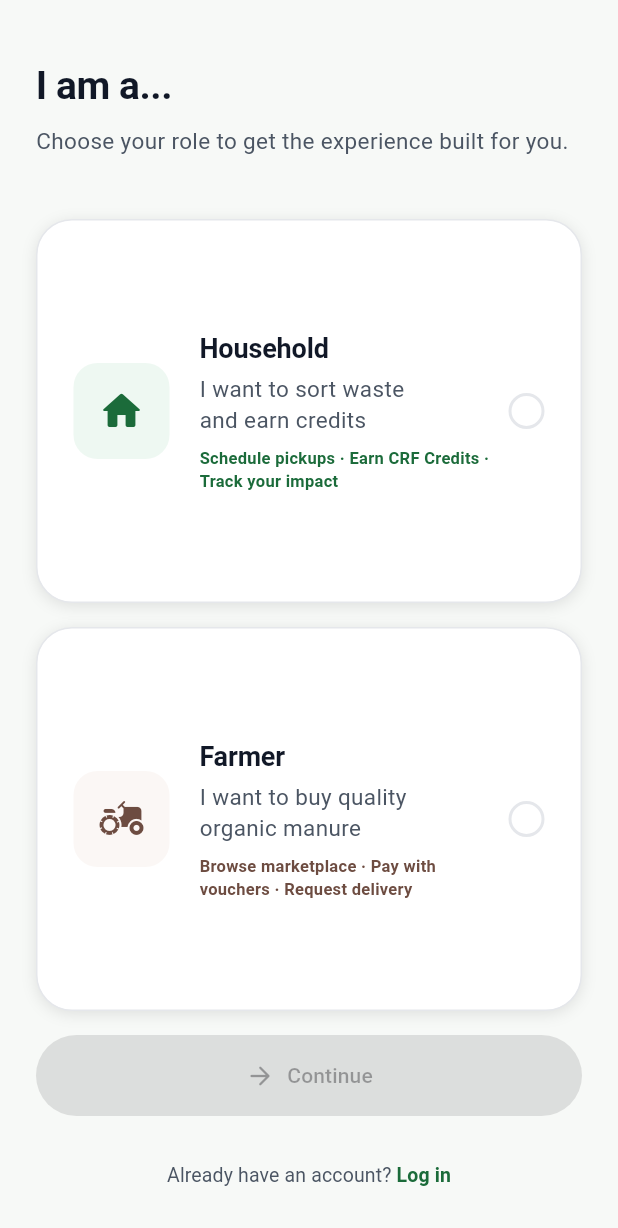
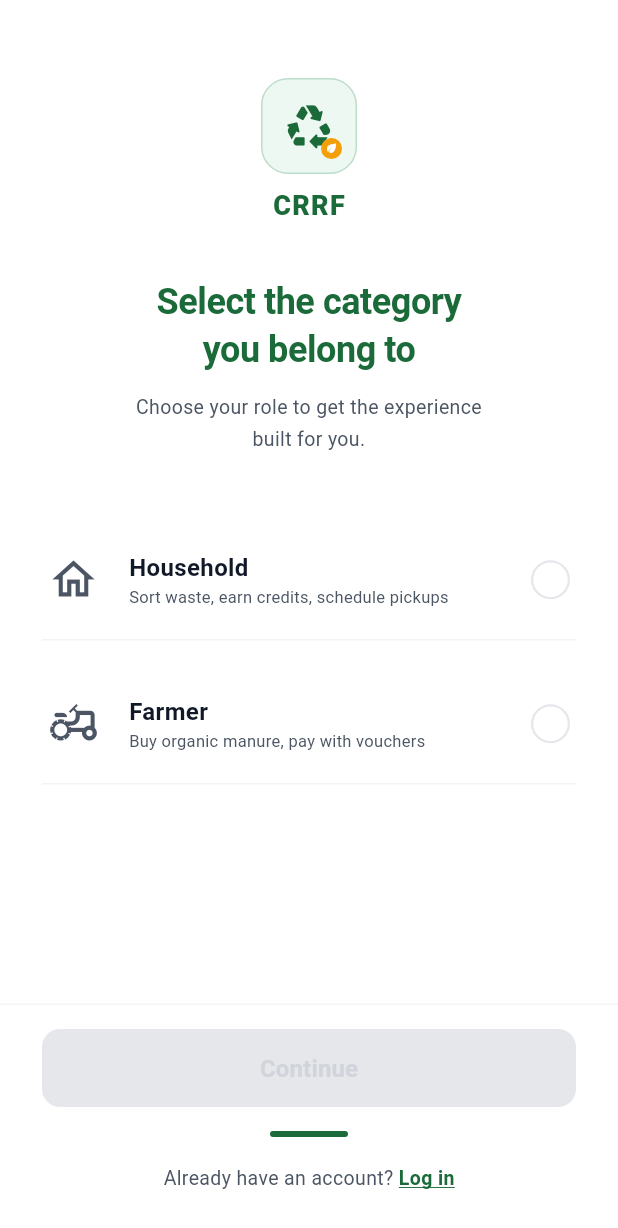
Before and after one commit to Kanjo-Elkamira-Ndi/crrf-mobile-platform, a Flutter app: the RoleSelectionScreen screen opened directly, on a phone screen of 412 x 824 dp. Shown: the top 1228 px of the screen. Run offline on Flutter 3.47's test engine with Material 3 defaults, Android fonts, the phone set to English and light mode, and no system bars; Roboto replaces fonts that are missing (DM Sans).

Commit message:
Created the role selection screen

```diff
--- a/mobile_app/lib/main.dart
+++ b/mobile_app/lib/main.dart
@@ -1,8 +1,8 @@
-import 'package:crrfapp/core/constants/app_constants.dart';
-import 'package:crrfapp/pages/%20role_selection_screen.dart';
-import 'package:crrfapp/pages/onboarding_screen.dart';
-import 'package:crrfapp/pages/register_screen.dart';
-import 'package:crrfapp/pages/splash_screen.dart';
+// import 'package:crrfapp/core/constants/app_constants.dart';
+// import 'package:crrfapp/pages/onboarding_screen.dart';
+// import 'package:crrfapp/pages/register_screen.dart';
+// import 'package:crrfapp/pages/splash_screen.dart';
+import 'package:crrfapp/pages/role_selection_screen.dart';
 import 'package:flutter/material.dart';
 
 void main() {
@@ -19,8 +19,8 @@ class MyApp extends StatelessWidget {
       debugShowCheckedModeBanner: false,
       title: 'CRRF Mobile App',
       // home: const SplashScreen(),
-      home: const OnboardingScreen(),
-      // home: const RoleSelectionScreen(),
+      // home: const OnboardingScreen(),
+      home: const RoleSelectionScreen(),
       // home: const RegisterScreen(role: UserRole.farmer),
     );
   }
--- a/mobile_app/lib/pages/ role_selection_screen.dart
+++ /dev/null
@@ -1,263 +0,0 @@
-import 'package:flutter/material.dart';
-import '../../core/theme/app_colors.dart';
-import '../../core/theme/app_text_styles.dart';
-import '../../core/constants/app_constants.dart';
-import '../widgets/common_widgets.dart';
-
-/// S-03 — Role Selection Screen
-///
-/// User chooses: Household or Farmer (Drivers are admin-created only).
-/// Selection is stored and forwarded to the registration form.
-class RoleSelectionScreen extends StatefulWidget {
-  const RoleSelectionScreen({super.key});
-
-  @override
-  State<RoleSelectionScreen> createState() => _RoleSelectionScreenState();
-}
-
-class _RoleSelectionScreenState extends State<RoleSelectionScreen> {
-  UserRole? _selected;
-
-  static const List<_RoleOption> _roles = [
-    _RoleOption(
-      role: UserRole.household,
-      icon: Icons.home_rounded,
-      title: 'Household',
-      subtitle: 'I want to sort waste\nand earn credits',
-      detail: 'Schedule pickups · Earn CRF Credits · Track your impact',
-      color: AppColors.forestGreen,
-      bgColor: AppColors.greenLighter,
-    ),
-    _RoleOption(
-      role: UserRole.farmer,
-      icon: Icons.agriculture_rounded,
-      title: 'Farmer',
-      subtitle: 'I want to buy quality\norganic manure',
-      detail: 'Browse marketplace · Pay with vouchers · Request delivery',
-      color: AppColors.earthBrown,
-      bgColor: AppColors.brownLighter,
-    ),
-  ];
-
-  void _continue() {
-    if (_selected == null) return;
-    Navigator.of(
-      context,
-    ).pushNamed(AppRoutes.register, arguments: {'role': _selected});
-  }
-
-  @override
-  Widget build(BuildContext context) {
-    return Scaffold(
-      backgroundColor: AppColors.background,
-      body: SafeArea(
-        child: Padding(
-          padding: const EdgeInsets.symmetric(horizontal: 24),
-          child: Column(
-            crossAxisAlignment: CrossAxisAlignment.start,
-            children: [
-              const SizedBox(height: 40),
-
-              // ── Header ──────────────────────────────────────
-              Text('I am a...', style: AppTextStyles.h1),
-              const SizedBox(height: 8),
-              Text(
-                'Choose your role to get the experience built for you.',
-                style: AppTextStyles.body.copyWith(
-                  color: AppColors.textSecondary,
-                ),
-              ),
-
-              const SizedBox(height: 40),
-
-              // ── Role cards ──────────────────────────────────
-              Expanded(
-                child: Column(
-                  children: _roles.map((option) {
-                    final isSelected = _selected == option.role;
-                    return _RoleCard(
-                      option: option,
-                      isSelected: isSelected,
-                      onTap: () => setState(() => _selected = option.role),
-                    );
-                  }).toList(),
-                ),
-              ),
-
-              // ── CTA ─────────────────────────────────────────
-              CrrfPrimaryButton(
-                label: 'Continue',
-                onPressed: _selected != null ? _continue : null,
-                leadingIcon: Icons.arrow_forward_rounded,
-              ),
-              const SizedBox(height: 16),
-              Center(
-                child: TextButton(
-                  onPressed: () =>
-                      Navigator.of(context).pushNamed(AppRoutes.login),
-                  child: Text.rich(
-                    TextSpan(
-                      text: 'Already have an account? ',
-                      style: AppTextStyles.bodySmall,
-                      children: [
-                        TextSpan(
-                          text: 'Log in',
-                          style: AppTextStyles.bodySmall.copyWith(
-                            color: AppColors.forestGreen,
-                            fontWeight: FontWeight.w700,
-                          ),
-                        ),
-                      ],
-                    ),
-                  ),
-                ),
-              ),
-              const SizedBox(height: 16),
-            ],
-          ),
-        ),
-      ),
-    );
-  }
-}
-
-// ─────────────────────────────────────────────────────────────
-class _RoleOption {
-  final UserRole role;
-  final IconData icon;
-  final String title;
-  final String subtitle;
-  final String detail;
-  final Color color;
-  final Color bgColor;
-
-  const _RoleOption({
-    required this.role,
-    required this.icon,
-    required this.title,
-    required this.subtitle,
-    required this.detail,
-    required this.color,
-    required this.bgColor,
-  });
-}
-
-class _RoleCard extends StatelessWidget {
-  final _RoleOption option;
-  final bool isSelected;
-  final VoidCallback onTap;
-
-  const _RoleCard({
-    required this.option,
-    required this.isSelected,
-    required this.onTap,
-  });
-
-  @override
-  Widget build(BuildContext context) {
-    return Expanded(
-      child: GestureDetector(
-        onTap: onTap,
-        child: AnimatedContainer(
-          duration: AppConstants.animFast,
-          margin: const EdgeInsets.only(bottom: 16),
-          decoration: BoxDecoration(
-            color: AppColors.white,
-            borderRadius: BorderRadius.circular(AppConstants.radiusXL),
-            border: Border.all(
-              color: isSelected ? option.color : AppColors.borderLight,
-              width: isSelected ? 2.0 : 1.0,
-            ),
-            boxShadow: isSelected
-                ? [
-                    BoxShadow(
-                      color: option.color.withValues(alpha: 0.15),
-                      blurRadius: 20,
-                      offset: const Offset(0, 8),
-                    ),
-                  ]
-                : [
-                    const BoxShadow(
-                      color: AppColors.shadow,
-                      blurRadius: 8,
-                      offset: Offset(0, 2),
-                    ),
-                  ],
-          ),
-          child: Padding(
-            padding: const EdgeInsets.all(24),
-            child: Row(
-              children: [
-                // Icon
-                Container(
-                  width: 64,
-                  height: 64,
-                  decoration: BoxDecoration(
-                    color: isSelected ? option.color : option.bgColor,
-                    borderRadius: BorderRadius.circular(AppConstants.radiusL),
-                  ),
-                  child: Icon(
-                    option.icon,
-                    color: isSelected ? AppColors.white : option.color,
-                    size: 32,
-                  ),
-                ),
-
-                const SizedBox(width: 20),
-
-                // Text
-                Expanded(
-                  child: Column(
-                    crossAxisAlignment: CrossAxisAlignment.start,
-                    mainAxisAlignment: MainAxisAlignment.center,
-                    children: [
-                      Text(option.title, style: AppTextStyles.h3),
-                      const SizedBox(height: 4),
-                      Text(
-                        option.subtitle,
-                        style: AppTextStyles.body.copyWith(
-                          color: AppColors.textSecondary,
-                          height: 1.4,
-                        ),
-                      ),
-                      const SizedBox(height: 8),
-                      Text(
-                        option.detail,
-                        style: AppTextStyles.caption.copyWith(
-                          color: option.color,
-                          fontWeight: FontWeight.w600,
-                        ),
-                      ),
-                    ],
-                  ),
-                ),
-
-                // Check indicator
-                AnimatedContainer(
-                  duration: AppConstants.animFast,
-                  width: 24,
-                  height: 24,
-                  decoration: BoxDecoration(
-                    color: isSelected ? option.color : Colors.transparent,
-                    shape: BoxShape.circle,
-                    border: Border.all(
-                      color: isSelected ? option.color : AppColors.borderLight,
-                      width: 2,
-                    ),
-                  ),
-                  child: isSelected
-                      ? const Icon(
-                          Icons.check_rounded,
-                          color: AppColors.white,
-                          size: 16,
-                        )
-                      : null,
-                ),
-              ],
-            ),
-          ),
-        ),
-      ),
-    );
-  }
-}
--- /dev/null
+++ b/mobile_app/lib/pages/role_selection_screen.dart
@@ -0,0 +1,410 @@
+import 'package:flutter/material.dart';
+import '../../core/theme/app_colors.dart';
+import '../../core/theme/app_text_styles.dart';
+import '../../core/constants/app_constants.dart';
+
+/// S-03 — Role Selection Screen (ZyroBin-style)
+///
+/// Layout mirrors the ZyroBin "Select category" pattern:
+///   Logo + App name
+///   Bold green heading
+///   Subtitle
+///   List rows: [icon]  [label + sublabel]  [radio]
+///   Bottom "Continue" button (enabled when role selected)
+///   "Log in" link
+///
+/// On tap: radio animates green → Continue button enabled
+/// On continue: pushNamed to [AppRoutes.register] with {role: UserRole}.
+class RoleSelectionScreen extends StatefulWidget {
+  const RoleSelectionScreen({super.key});
+
+  @override
+  State<RoleSelectionScreen> createState() => _RoleSelectionScreenState();
+}
+
+class _RoleSelectionScreenState extends State<RoleSelectionScreen> {
+  UserRole? _selected;
+
+  void _onContinue() {
+    if (_selected == null) return;
+    Navigator.of(context).pushNamed(
+      AppRoutes.register,
+      arguments: {'role': _selected},
+    );
+  }
+
+  static const _roles = <_RoleItem>[
+    _RoleItem(
+      role: UserRole.household,
+      icon: Icons.home_outlined,
+      label: 'Household',
+      sublabel: 'Sort waste, earn credits, schedule pickups',
+    ),
+    _RoleItem(
+      role: UserRole.farmer,
+      icon: Icons.agriculture_outlined,
+      label: 'Farmer',
+      sublabel: 'Buy organic manure, pay with vouchers',
+    ),
+  ];
+
+  @override
+  Widget build(BuildContext context) {
+    return Scaffold(
+      backgroundColor: AppColors.white,
+      body: SafeArea(
+        child: Column(
+          children: [
+            // ── Scrollable content ─────────────────────────
+            Expanded(
+              child: SingleChildScrollView(
+                padding: const EdgeInsets.symmetric(horizontal: 28),
+                child: Column(
+                  children: [
+                    const SizedBox(height: 52),
+
+                    // Logo
+                    _Logo(),
+
+                    const SizedBox(height: 36),
+
+                    // Heading
+                    Text(
+                      'Select the category\nyou belong to',
+                      textAlign: TextAlign.center,
+                      style: AppTextStyles.h1.copyWith(
+                        color: AppColors.forestGreen,
+                        fontSize: 24,
+                        height: 1.35,
+                      ),
+                    ),
+
+                    const SizedBox(height: 12),
+
+                    // Subtitle
+                    Text(
+                      'Choose your role to get the experience\nbuilt for you.',
+                      textAlign: TextAlign.center,
+                      style: AppTextStyles.bodySmall.copyWith(
+                        color: AppColors.textSecondary,
+                        height: 1.65,
+                      ),
+                    ),
+
+                    const SizedBox(height: 44),
+
+                    // ── Selectable rows ──────────────────────
+                    _RoleRow(
+                      item: _roles[0],
+                      isSelected: _selected == _roles[0].role,
+                      onTap: () => setState(() => _selected = _roles[0].role),
+                    ),
+
+                    const SizedBox(height: 16),
+
+                    _RoleRow(
+                      item: _roles[1],
+                      isSelected: _selected == _roles[1].role,
+                      onTap: () => setState(() => _selected = _roles[1].role),
+                    ),
+
+                    const SizedBox(height: 40),
+                  ],
+                ),
+              ),
+            ),
+
+            // ── Bottom fixed bar ───────────────────────────
+            _BottomBar(
+              onLogin: () => Navigator.of(context).pushNamed(AppRoutes.login),
+              onContinue: _onContinue,
+              isContinueEnabled: _selected != null,
+            ),
+          ],
+        ),
+      ),
+    );
+  }
+}
+
+// ─────────────────────────────────────────────────────────────
+// Role Row
+// ─────────────────────────────────────────────────────────────
+class _RoleRow extends StatelessWidget {
+  final _RoleItem item;
+  final bool isSelected;
+  final VoidCallback onTap;
+
+  const _RoleRow({
+    required this.item,
+    required this.isSelected,
+    required this.onTap,
+  });
+
+  @override
+  Widget build(BuildContext context) {
+    return GestureDetector(
+      behavior: HitTestBehavior.opaque,
+      onTap: onTap,
+      child: Column(
+        children: [
+          AnimatedContainer(
+            duration: const Duration(milliseconds: 180),
+            margin: const EdgeInsets.symmetric(vertical: 2),
+            padding: const EdgeInsets.symmetric(vertical: 18, horizontal: 4),
+            decoration: BoxDecoration(
+              color: isSelected
+                  ? AppColors.forestGreen.withValues(alpha: 0.05)
+                  : Colors.transparent,
+              borderRadius: BorderRadius.circular(12),
+            ),
+            child: Row(
+              children: [
+                // Icon
+                Icon(
+                  item.icon,
+                  size: 34,
+                  color: isSelected
+                      ? AppColors.forestGreen
+                      : AppColors.textSecondary,
+                ),
+
+                const SizedBox(width: 20),
+
+                // Text
+                Expanded(
+                  child: Column(
+                    crossAxisAlignment: CrossAxisAlignment.start,
+                    children: [
+                      Text(
+                        item.label,
+                        style: AppTextStyles.h4.copyWith(
+                          color: isSelected
+                              ? AppColors.forestGreen
+                              : AppColors.textPrimary,
+                        ),
+                      ),
+                      const SizedBox(height: 2),
+                      Text(
+                        item.sublabel,
+                        style: AppTextStyles.caption.copyWith(
+                          color: AppColors.textSecondary,
+                        ),
+                      ),
+                    ],
+                  ),
+                ),
+
+                const SizedBox(width: 12),
+
+                // Radio dot
+                _Radio(isSelected: isSelected),
+              ],
+            ),
+          ),
+
+          // Divider
+          Divider(height: 1, thickness: 1, color: AppColors.borderLighter),
+        ],
+      ),
+    );
+  }
+}
+
+// ─────────────────────────────────────────────────────────────
+// Animated radio indicator
+// ─────────────────────────────────────────────────────────────
+class _Radio extends StatelessWidget {
+  final bool isSelected;
+  const _Radio({required this.isSelected});
+
+  @override
+  Widget build(BuildContext context) {
+    return AnimatedContainer(
+      duration: const Duration(milliseconds: 180),
+      width: 26,
+      height: 26,
+      decoration: BoxDecoration(
+        shape: BoxShape.circle,
+        color: isSelected ? AppColors.forestGreen : Colors.transparent,
+        border: Border.all(
+          color: isSelected ? AppColors.forestGreen : AppColors.borderLight,
+          width: isSelected ? 0 : 1.5,
+        ),
+      ),
+      child: isSelected
+          ? const Icon(Icons.check_rounded, color: AppColors.white, size: 16)
+          : null,
+    );
+  }
+}
+
+// ─────────────────────────────────────────────────────────────
+// Logo block — recycling icon + "CRRF" wordmark
+// ─────────────────────────────────────────────────────────────
+class _Logo extends StatelessWidget {
+  @override
+  Widget build(BuildContext context) {
+    return Column(
+      children: [
+        Container(
+          width: 64,
+          height: 64,
+          decoration: BoxDecoration(
+            color: AppColors.greenLighter,
+            borderRadius: BorderRadius.circular(18),
+            border: Border.all(color: AppColors.borderGreen, width: 1),
+          ),
+          child: Stack(
+            alignment: Alignment.center,
+            children: [
+              const Icon(
+                Icons.recycling_rounded,
+                size: 34,
+                color: AppColors.forestGreen,
+              ),
+              Positioned(
+                bottom: 9,
+                right: 9,
+                child: Container(
+                  width: 14,
+                  height: 14,
+                  decoration: const BoxDecoration(
+                    color: AppColors.creditGold,
+                    shape: BoxShape.circle,
+                  ),
+                  child: const Icon(
+                    Icons.eco_rounded,
+                    size: 9,
+                    color: AppColors.white,
+                  ),
+                ),
+              ),
+            ],
+          ),
+        ),
+        const SizedBox(height: 8),
+        Text(
+          AppConstants.appName,
+          style: AppTextStyles.h3.copyWith(
+            color: AppColors.forestGreen,
+            fontWeight: FontWeight.w800,
+            letterSpacing: 0.8,
+          ),
+        ),
+      ],
+    );
+  }
+}
+
+// ─────────────────────────────────────────────────────────────
+// Bottom bar — green pill + "Log in" link
+// ─────────────────────────────────────────────────────────────
+class _BottomBar extends StatelessWidget {
+  final VoidCallback onLogin;
+  final VoidCallback onContinue;
+  final bool isContinueEnabled;
+  const _BottomBar({
+    required this.onLogin,
+    required this.onContinue,
+    required this.isContinueEnabled,
+  });
+
+  @override
+  Widget build(BuildContext context) {
+    return Container(
+      padding: const EdgeInsets.fromLTRB(28, 16, 28, 28),
+      decoration: BoxDecoration(
+        color: AppColors.white,
+        border: Border(
+          top: BorderSide(color: AppColors.borderLighter, width: 1),
+        ),
+      ),
+      child: Column(
+        children: [
+          // Continue button
+          SizedBox(
+            width: double.infinity,
+            height: 52,
+            child: ElevatedButton(
+              onPressed: isContinueEnabled ? onContinue : null,
+              style: ElevatedButton.styleFrom(
+                backgroundColor: AppColors.forestGreen,
+                disabledBackgroundColor: AppColors.borderLight,
+                foregroundColor: AppColors.white,
+                disabledForegroundColor: AppColors.textHint,
+                shape: RoundedRectangleBorder(
+                  borderRadius: BorderRadius.circular(12),
+                ),
+                elevation: 0,
+              ),
+              child: Text(
+                'Continue',
+                style: AppTextStyles.h4.copyWith(
+                  color: isContinueEnabled
+                      ? AppColors.white
+                      : AppColors.textHint,
+                  fontWeight: FontWeight.w700,
+                ),
+              ),
+            ),
+          ),
+
+          const SizedBox(height: 16),
+
+          // Green pill — matches ZyroBin bottom bar indicator
+          Container(
+            width: 52,
+            height: 4,
+            decoration: BoxDecoration(
+              color: AppColors.forestGreen,
+              borderRadius: BorderRadius.circular(999),
+            ),
+          ),
+
+          const SizedBox(height: 18),
+
+          GestureDetector(
+            onTap: onLogin,
+            child: Text.rich(
+              TextSpan(
+                text: 'Already have an account? ',
+                style: AppTextStyles.bodySmall.copyWith(
+                  color: AppColors.textSecondary,
+                ),
+                children: [
+                  TextSpan(
+                    text: 'Log in',
+                    style: AppTextStyles.bodySmall.copyWith(
+                      color: AppColors.forestGreen,
+                      fontWeight: FontWeight.w700,
+                      decoration: TextDecoration.underline,
+                      decorationColor: AppColors.forestGreen,
+                    ),
+                  ),
+                ],
+              ),
+            ),
+          ),
+        ],
+      ),
+    );
+  }
+}
+
+// ─────────────────────────────────────────────────────────────
+// Data model
+// ─────────────────────────────────────────────────────────────
+class _RoleItem {
+  final UserRole role;
+  final IconData icon;
+  final String label;
+  final String sublabel;
+
+  const _RoleItem({
+    required this.role,
+    required this.icon,
+    required this.label,
+    required this.sublabel,
+  });
+}
```
